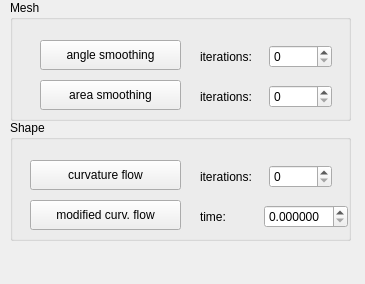
Qt form Polyhedron/demo/Polyhedron/Plugins/PMP/Smoothing_plugin.ui (CGAL/cgal) before a commit.
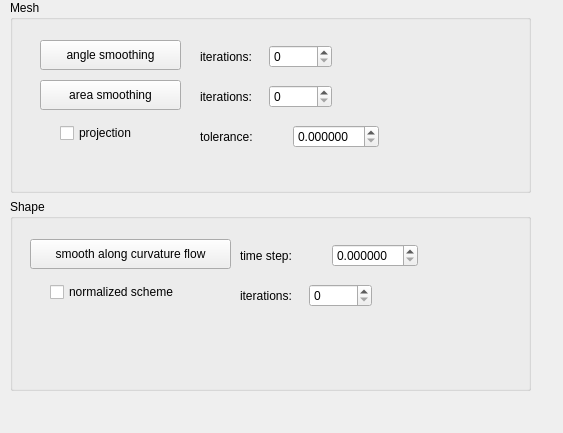
The same form after that commit.

What changed in the file:
```diff
--- a/Polyhedron/demo/Polyhedron/Plugins/PMP/Smoothing_plugin.ui
+++ b/Polyhedron/demo/Polyhedron/Plugins/PMP/Smoothing_plugin.ui
@@ -6,110 +6,26 @@
    <rect>
     <x>0</x>
     <y>0</y>
-    <width>365</width>
-    <height>284</height>
+    <width>563</width>
+    <height>433</height>
    </rect>
   </property>
   <property name="windowTitle">
    <string>Smoothing</string>
   </property>
   <widget class="QWidget" name="dockWidgetContents">
-   <widget class="QGroupBox" name="Shape_groupBox">
-    <property name="geometry">
-     <rect>
-      <x>10</x>
-      <y>120</y>
-      <width>341</width>
-      <height>121</height>
-     </rect>
-    </property>
-    <property name="title">
-     <string>Shape</string>
-    </property>
-    <widget class="QPushButton" name="curvature_button">
-     <property name="geometry">
-      <rect>
-       <x>20</x>
-       <y>40</y>
-       <width>151</width>
-       <height>30</height>
-      </rect>
-     </property>
-     <property name="text">
-      <string>curvature flow</string>
-     </property>
-    </widget>
-    <widget class="QPushButton" name="modified_curv_button">
-     <property name="geometry">
-      <rect>
-       <x>20</x>
-       <y>80</y>
-       <width>151</width>
-       <height>30</height>
-      </rect>
-     </property>
-     <property name="text">
-      <string>modified curv. flow</string>
-     </property>
-    </widget>
     <widget class="QWidget" name="layoutWidget">
-     <property name="geometry">
-      <rect>
-       <x>190</x>
-       <y>80</y>
-       <width>148</width>
-       <height>33</height>
-      </rect>
-     </property>
-     <layout class="QHBoxLayout" name="horizontalLayout">
-      <item>
-       <widget class="QLabel" name="time_step_label">
-        <property name="text">
-         <string>time:</string>
-        </property>
-       </widget>
-      </item>
-      <item>
-       <widget class="QDoubleSpinBox" name="time_step_spinBox">
-        <property name="decimals">
-         <number>6</number>
-        </property>
-       </widget>
-      </item>
-     </layout>
-    </widget>
-    <widget class="QWidget" name="layoutWidget_4">
-     <property name="geometry">
-      <rect>
-       <x>190</x>
-       <y>40</y>
-       <width>132</width>
-       <height>33</height>
-      </rect>
-     </property>
-     <layout class="QHBoxLayout" name="horizontalLayout_4">
-      <item>
-       <widget class="QLabel" name="label_3">
-        <property name="text">
-         <string>iterations: </string>
-        </property>
-       </widget>
-      </item>
-      <item>
-       <widget class="QSpinBox" name="curvature_iter_spinBox"/>
-      </item>
-     </layout>
-    </widget>
-   </widget>
-   <widget class="QGroupBox" name="Mesh_groupBox">
     <property name="geometry">
      <rect>
       <x>10</x>
       <y>0</y>
-      <width>341</width>
-      <height>121</height>
+      <width>521</width>
+      <height>391</height>
      </rect>
     </property>
+    <layout class="QGridLayout" name="gridLayout">
+     <item row="0" column="0">
+      <widget class="QGroupBox" name="Mesh_groupBox">
     <property name="title">
      <string>Mesh</string>
     </property>
@@ -183,6 +99,129 @@
       </item>
      </layout>
     </widget>
+       <widget class="QWidget" name="layoutWidget_5">
+        <property name="geometry">
+         <rect>
+          <x>190</x>
+          <y>120</y>
+          <width>179</width>
+          <height>33</height>
+         </rect>
+        </property>
+        <layout class="QHBoxLayout" name="horizontalLayout_5">
+         <item>
+          <widget class="QLabel" name="label_4">
+           <property name="text">
+            <string>tolerance:</string>
+           </property>
+          </widget>
+         </item>
+         <item>
+          <widget class="QDoubleSpinBox" name="tolerance_spinBox">
+           <property name="decimals">
+            <number>6</number>
+           </property>
+          </widget>
+         </item>
+        </layout>
+       </widget>
+       <widget class="QCheckBox" name="projection_checkBox">
+        <property name="geometry">
+         <rect>
+          <x>50</x>
+          <y>120</y>
+          <width>101</width>
+          <height>26</height>
+         </rect>
+        </property>
+        <property name="text">
+         <string>projection</string>
+        </property>
+       </widget>
+      </widget>
+     </item>
+     <item row="1" column="0">
+      <widget class="QGroupBox" name="Shape_groupBox">
+       <property name="title">
+        <string>Shape</string>
+       </property>
+       <widget class="QPushButton" name="curvature_flow_button">
+        <property name="geometry">
+         <rect>
+          <x>20</x>
+          <y>40</y>
+          <width>201</width>
+          <height>30</height>
+         </rect>
+        </property>
+        <property name="text">
+         <string>smooth along curvature flow</string>
+        </property>
+       </widget>
+       <widget class="QWidget" name="layoutWidget">
+        <property name="geometry">
+         <rect>
+          <x>230</x>
+          <y>40</y>
+          <width>178</width>
+          <height>33</height>
+         </rect>
+        </property>
+        <layout class="QHBoxLayout" name="horizontalLayout">
+         <item>
+          <widget class="QLabel" name="time_step_label">
+           <property name="text">
+            <string>time step:</string>
+           </property>
+          </widget>
+         </item>
+         <item>
+          <widget class="QDoubleSpinBox" name="time_step_spinBox">
+           <property name="decimals">
+            <number>6</number>
+           </property>
+          </widget>
+         </item>
+        </layout>
+       </widget>
+       <widget class="QWidget" name="layoutWidget_4">
+        <property name="geometry">
+         <rect>
+          <x>230</x>
+          <y>80</y>
+          <width>132</width>
+          <height>33</height>
+         </rect>
+        </property>
+        <layout class="QHBoxLayout" name="horizontalLayout_4">
+         <item>
+          <widget class="QLabel" name="label_3">
+           <property name="text">
+            <string>iterations: </string>
+           </property>
+          </widget>
+         </item>
+         <item>
+          <widget class="QSpinBox" name="curvature_iter_spinBox"/>
+         </item>
+        </layout>
+       </widget>
+       <widget class="QCheckBox" name="explicit_checkBox">
+        <property name="geometry">
+         <rect>
+          <x>40</x>
+          <y>80</y>
+          <width>151</width>
+          <height>26</height>
+         </rect>
+        </property>
+        <property name="text">
+         <string>normalized scheme</string>
+        </property>
+       </widget>
+      </widget>
+     </item>
+    </layout>
    </widget>
   </widget>
  </widget>
```
Lines whose indentation alone changed are shown as unchanged.
